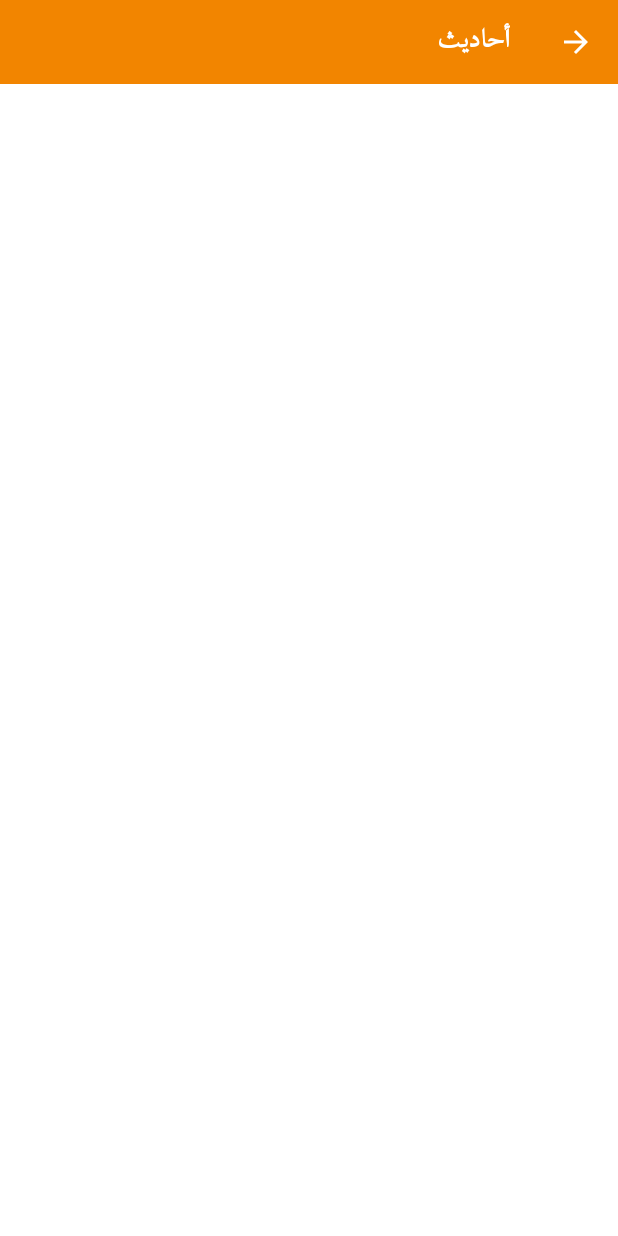
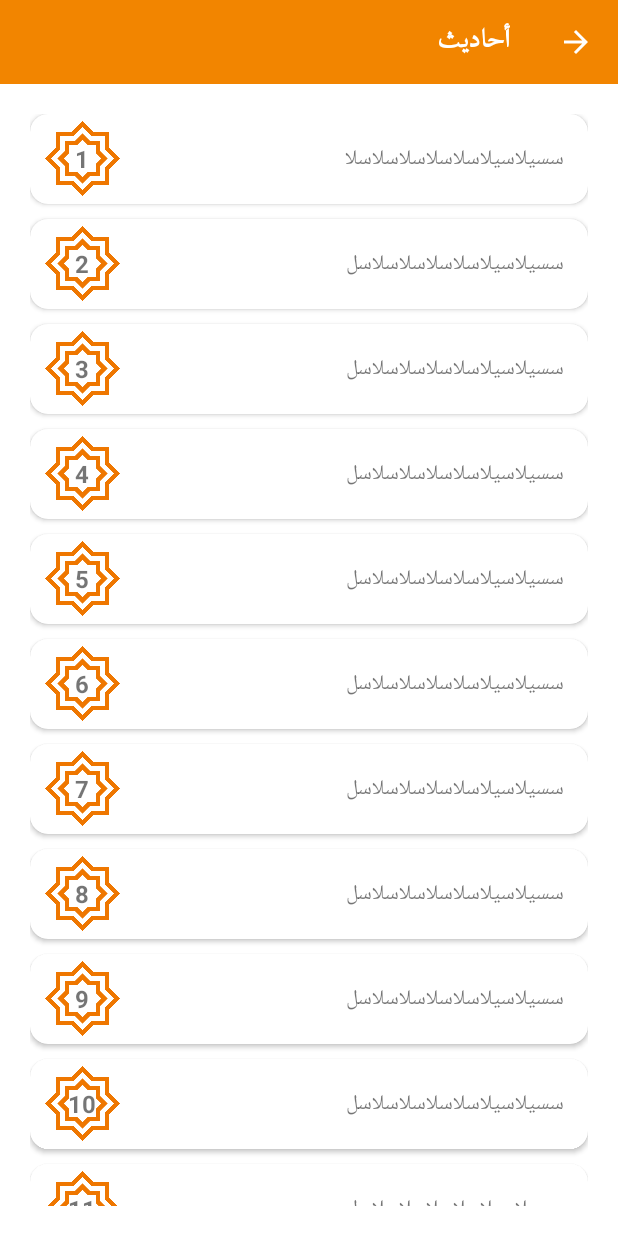
Before and after one commit to TarekMohame-d/Muslim_Pro, an Android app: the Ahadeth screen opened directly, with no data from a screen before it, on a phone screen of 412 x 824 dp. Run offline under Robolectric (Android 15) with nearby library versions, the phone set to English and light mode, and no system bars.

Commit message:
Add "salutation" Toast at main activity & make the ahadeth activity design.

```diff
--- a/app/build.gradle
+++ b/app/build.gradle
@@ -4,7 +4,6 @@ plugins {
 
 android {
     compileSdk 32
-
     defaultConfig {
         applicationId "com.example.muslimpro"
         minSdk 21
@@ -25,6 +24,9 @@ android {
         sourceCompatibility JavaVersion.VERSION_1_8
         targetCompatibility JavaVersion.VERSION_1_8
     }
+    buildFeatures {
+        viewBinding = true
+    }
 }
 
 dependencies {
--- a/app/src/main/AndroidManifest.xml
+++ b/app/src/main/AndroidManifest.xml
@@ -2,6 +2,7 @@
 <manifest xmlns:android="http://schemas.android.com/apk/res/android"
     package="com.example.muslimpro">
 
+    <uses-permission android:name="android.permission.INTERNET"/>
     <application
         android:allowBackup="true"
         android:icon="@mipmap/app_icon_foreground"
--- a/app/src/main/java/com/example/muslimpro/Ahadeth.java
+++ b/app/src/main/java/com/example/muslimpro/Ahadeth.java
@@ -5,7 +5,12 @@ import androidx.appcompat.widget.Toolbar;
 
 import android.os.Bundle;
 import android.view.View;
+
+import android.widget.ListView;
 import android.widget.TextView;
+
+
+import java.util.ArrayList;
 
 public class Ahadeth extends AppCompatActivity {
 
@@ -13,9 +18,9 @@ public class Ahadeth extends AppCompatActivity {
     protected void onCreate(Bundle savedInstanceState) {
         super.onCreate(savedInstanceState);
         setContentView(R.layout.activity_ahadeth);
-
         Toolbar toolbar = (Toolbar) findViewById(R.id.toolbar);
-        TextView title = (TextView)findViewById(R.id.custom_title);
+        TextView title = (TextView) findViewById(R.id.custom_title);
+        ListView listView = (ListView) findViewById(R.id.listView);
         title.setText("أحاديث");
         setTitle("");
         setSupportActionBar(toolbar);
@@ -26,5 +31,18 @@ public class Ahadeth extends AppCompatActivity {
                 onBackPressed();
             }
         });
+        String hadethTitle[] = {"سسيلاسيلاسلاسلاسلاسلاسلا", "سسيلاسيلاسلاسلاسلاسلاسل", "سسيلاسيلاسلاسلاسلاسلاسل",
+                "سسيلاسيلاسلاسلاسلاسلاسل", "سسيلاسيلاسلاسلاسلاسلاسل", "سسيلاسيلاسلاسلاسلاسلاسل", "سسيلاسيلاسلاسلاسلاسلاسل",
+                "سسيلاسيلاسلاسلاسلاسلاسل", "سسيلاسيلاسلاسلاسلاسلاسل", "سسيلاسيلاسلاسلاسلاسلاسل", "سسيلاسيلاسلاسلاسلاسلاسل",
+                "سسيلاسيلاسلاسلاسلاسلاسل", "سسيلاسيلاسلاسلاسلاسلاسل", "سسيلاسيلاسلاسلاسلاسلاسل", "سسيلاسيلاسلاسلاسلاسلاسل",
+                "سسيلاسيلاسلاسلاسلاسلاسل"};
+        ArrayList<HadethModel> hadethArrayList = new ArrayList<>();
+        for (int i = 0; i < hadethTitle.length; i++) {
+            HadethModel hadethModel = new HadethModel(hadethTitle[i]);
+            hadethArrayList.add(hadethModel);
+        }
+        HadethListAdapter hadethListAdapter = new HadethListAdapter(this, hadethArrayList);
+        listView.setAdapter(hadethListAdapter);
+
     }
 }
--- /dev/null
+++ b/app/src/main/java/com/example/muslimpro/HadethListAdapter.java
@@ -0,0 +1,36 @@
+package com.example.muslimpro;
+
+import android.content.Context;
+import android.view.LayoutInflater;
+import android.view.View;
+import android.view.ViewGroup;
+import android.widget.ArrayAdapter;
+import android.widget.TextView;
+
+
+import androidx.annotation.NonNull;
+import androidx.annotation.Nullable;
+
+import java.util.ArrayList;
+
+public class HadethListAdapter extends ArrayAdapter<HadethModel> {
+
+    public HadethListAdapter(Context context, ArrayList<HadethModel> hadethModelArrayList) {
+        super(context, 0, hadethModelArrayList);
+    }
+
+    @NonNull
+    @Override
+    public View getView(int position, @Nullable View convertView, @NonNull ViewGroup parent) {
+        HadethModel hadethModel = getItem(position);
+        if (convertView == null) {
+            convertView = LayoutInflater.from(getContext()).inflate(R.layout.hadeth_item, parent, false);
+        }
+        TextView hadethNumber = (TextView) convertView.findViewById(R.id.hadeth_number);
+        TextView hadethTitle = (TextView) convertView.findViewById(R.id.hadeth_title);
+
+        hadethNumber.setText(String.valueOf(position + 1));
+        hadethTitle.setText(hadethModel.getHadethTitle());
+        return convertView;
+    }
+}
--- /dev/null
+++ b/app/src/main/java/com/example/muslimpro/HadethModel.java
@@ -0,0 +1,17 @@
+package com.example.muslimpro;
+
+public class HadethModel {
+    private String hadethTitle;
+
+    public HadethModel(String title) {
+        this.hadethTitle = title;
+    }
+
+    public String getHadethTitle() {
+        return hadethTitle;
+    }
+
+    public void setHadethTitle(String hadethTitle) {
+        this.hadethTitle = hadethTitle;
+    }
+}
--- a/app/src/main/java/com/example/muslimpro/MainActivity.java
+++ b/app/src/main/java/com/example/muslimpro/MainActivity.java
@@ -13,13 +13,21 @@ import android.view.Menu;
 import android.view.MenuItem;
 import android.view.View;
 import android.widget.TextView;
+import android.widget.Toast;
 
 
 // Home Screen
 public class MainActivity extends AppCompatActivity {
     @Override
+    protected void onDestroy() {
+        super.onDestroy();
+        Toast.makeText(getApplicationContext(), "Goodbye", Toast.LENGTH_SHORT).show();
+    }
+
+    @Override
     protected void onCreate(Bundle savedInstanceState) {
         super.onCreate(savedInstanceState);
+        Toast.makeText(getApplicationContext(), "Welcome", Toast.LENGTH_SHORT).show();
         setContentView(R.layout.activity_main);
         Toolbar toolbar = (Toolbar) findViewById(R.id.toolbar);
         TextView title = (TextView) findViewById(R.id.custom_title);
@@ -37,6 +45,7 @@ public class MainActivity extends AppCompatActivity {
                 startActivity(intent);
             }
         });
+
         cardView2.setOnClickListener(new View.OnClickListener() {
             @Override
             public void onClick(View view) {
@@ -83,7 +92,7 @@ public class MainActivity extends AppCompatActivity {
                         finish();
                     }
                 })
-                .setNegativeButton("No",null)
+                .setNegativeButton("No", null)
                 .show();
     }
 }
--- a/app/src/main/java/com/example/muslimpro/Quran.java
+++ b/app/src/main/java/com/example/muslimpro/Quran.java
@@ -7,6 +7,7 @@ import android.os.Bundle;
 import android.view.View;
 import android.widget.TextView;
 
+
 public class Quran extends AppCompatActivity {
 
     @Override
@@ -15,7 +16,7 @@ public class Quran extends AppCompatActivity {
         setContentView(R.layout.activity_quran);
 
         Toolbar toolbar = (Toolbar) findViewById(R.id.toolbar);
-        TextView title = (TextView)findViewById(R.id.custom_title);
+        TextView title = (TextView) findViewById(R.id.custom_title);
         title.setText("القرآن");
         setTitle("");
         setSupportActionBar(toolbar);
--- a/app/src/main/res/layout/activity_ahadeth.xml
+++ b/app/src/main/res/layout/activity_ahadeth.xml
@@ -4,7 +4,8 @@
     xmlns:tools="http://schemas.android.com/tools"
     android:layout_width="match_parent"
     android:layout_height="match_parent"
-    tools:context=".Ahadeth">
+    tools:context=".Ahadeth"
+    android:background="@color/white">
 
     <include
         android:id="@+id/include"
@@ -15,4 +16,18 @@
         app:layout_constraintStart_toStartOf="parent"
         app:layout_constraintTop_toTopOf="parent" />
 
+    <ListView
+        android:layout_margin="20dp"
+        android:id="@+id/listView"
+        android:layout_width="match_parent"
+        android:layout_height="0dp"
+        app:layout_constraintBottom_toBottomOf="parent"
+        app:layout_constraintEnd_toEndOf="parent"
+        app:layout_constraintStart_toStartOf="parent"
+        app:layout_constraintTop_toBottomOf="@+id/include"
+        android:divider="@color/white"
+        android:dividerHeight="10.0sp"
+        android:scrollbars="none"
+        tools:listitem="@layout/hadeth_item" />
+
 </androidx.constraintlayout.widget.ConstraintLayout>
--- /dev/null
+++ b/app/src/main/res/layout/hadeth_item.xml
@@ -0,0 +1,50 @@
+<?xml version="1.0" encoding="utf-8"?>
+<androidx.cardview.widget.CardView xmlns:android="http://schemas.android.com/apk/res/android"
+    xmlns:app="http://schemas.android.com/apk/res-auto"
+    xmlns:tools="http://schemas.android.com/tools"
+    android:layout_width="match_parent"
+    android:layout_height="wrap_content"
+    android:padding="16dp"
+    android:theme="@style/hadeth_item"
+    app:cardCornerRadius="12dp"
+    >
+
+
+    <LinearLayout
+        android:layout_width="match_parent"
+        android:layout_height="wrap_content"
+        android:orientation="horizontal">
+
+        <RelativeLayout
+            android:layout_width="50dp"
+            android:layout_height="60dp"
+            android:layout_marginStart="10dp">
+
+            <ImageView
+                android:layout_width="50dp"
+                android:layout_height="50dp"
+                android:src="@drawable/star2"
+                android:layout_centerInParent="true"/>
+
+            <TextView
+                android:id="@+id/hadeth_number"
+                android:layout_width="wrap_content"
+                android:layout_height="wrap_content"
+                android:layout_centerInParent="true"
+                android:text="1"
+                android:textSize="16dp"
+                android:textStyle="bold" />
+        </RelativeLayout>
+
+        <TextView
+            android:id="@+id/hadeth_title"
+            android:layout_width="match_parent"
+            android:layout_height="match_parent"
+            android:layout_marginEnd="16dp"
+            android:gravity="center"
+            android:text="سنسرتسيرنتسرنسرتسرسنرسر"
+            android:textAlignment="viewEnd"
+            android:textSize="14sp"
+            tools:ignore="RtlCompat" />
+    </LinearLayout>
+</androidx.cardview.widget.CardView>
--- a/app/src/main/res/values/themes.xml
+++ b/app/src/main/res/values/themes.xml
@@ -13,6 +13,7 @@
         <item name="android:statusBarColor" tools:targetApi="l">@color/deepOrange</item>
         <!-- Customize your theme here. -->
         <item name="android:layoutDirection">rtl</item>
+        <item name="android:colorEdgeEffect">@color/ligth_orange</item>
     </style>
 
     <style name="homeScreenTheme" parent="Theme.MaterialComponents.DayNight.NoActionBar">
@@ -44,4 +45,9 @@
         <item name="android:textColor">@android:color/white</item>
     </style>
 
+    <style name="hadeth_item" parent="Theme.MaterialComponents.DayNight.NoActionBar">
+        <!-- Customize your theme here. -->
+        <item name="android:layoutDirection">ltr</item>
+    </style>
+
 </resources>
```
Also changed, not shown: app/src/main/res/drawable/star.png (added), app/src/main/res/drawable/star2.png (added).
